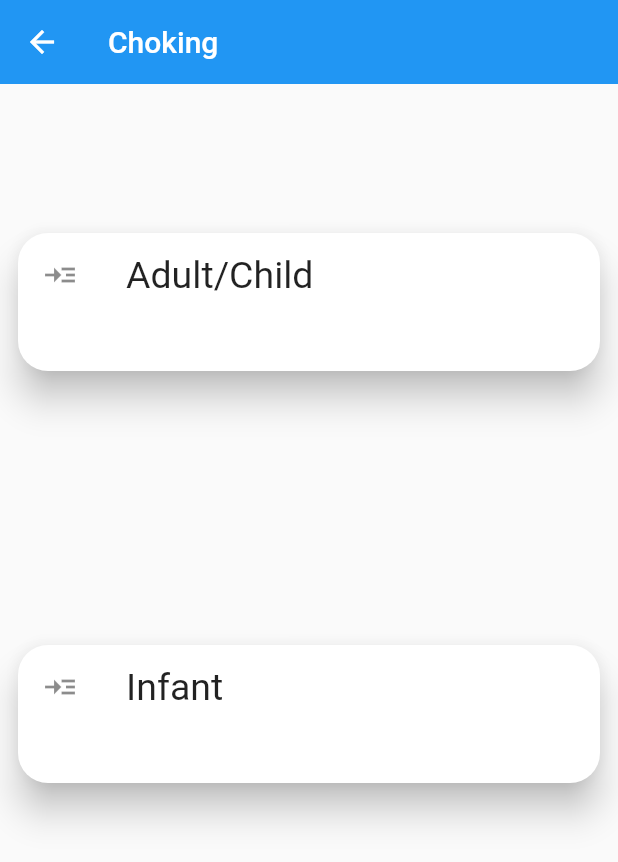
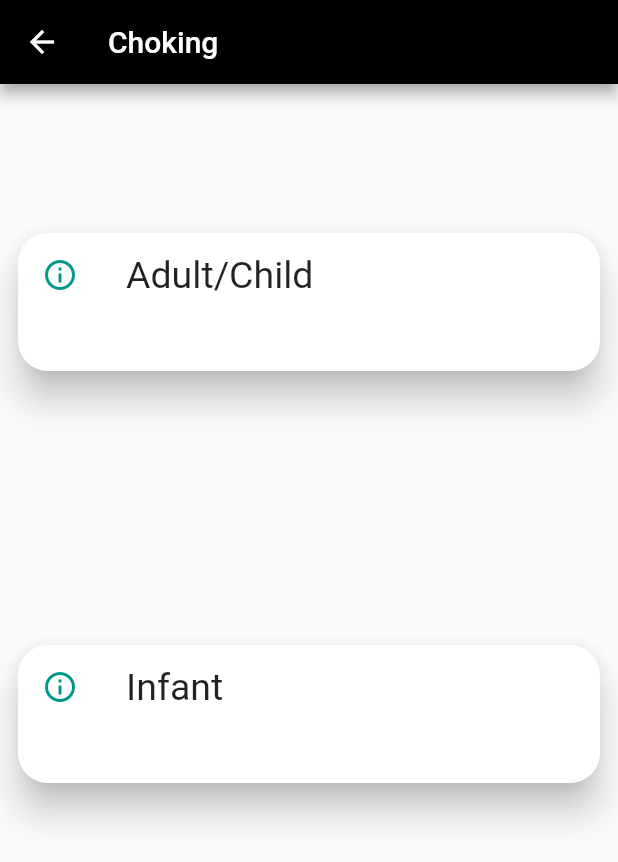
Before and after one commit to Sahim98/flutter-application, a Flutter app: the screen it shows after launch, after a tap on "Choking", on a phone screen of 412 x 824 dp. Shown: the top 862 px of the screen. Run offline on Flutter 3.47's test engine with Material 2 defaults, Android fonts, the phone set to English and light mode, and no system bars; our stand-ins replace flutter_slider_drawer, liquid_swipe; missing offline and left inert: flutter_phone_direct_caller, flutter_sms.

Commit message:
third commit

```diff
--- a/lib/Adult.dart
+++ b/lib/Adult.dart
@@ -12,6 +12,7 @@ class _AdultState extends State<Adult> {
   Widget build(BuildContext context) {
     return Scaffold(
         appBar: AppBar(
+          backgroundColor: Colors.black,
           leading: IconButton(
             icon: Icon(Icons.arrow_back),
             onPressed: () {
@@ -29,6 +30,8 @@ class _AdultState extends State<Adult> {
                 flex: 1,
                 child: new SingleChildScrollView(
                     scrollDirection: Axis.vertical,
+                            child: Padding(
+                              padding: const EdgeInsets.all(10.0),
                               child: Column(
                       children: [
                         Text(
@@ -49,6 +52,7 @@ class _AdultState extends State<Adult> {
                           ),
                         ),
                       ],
+                    ),
                             )),
               ),
             ],
--- a/lib/Choking.dart
+++ b/lib/Choking.dart
@@ -13,7 +13,8 @@ class _ChokingState extends State<Choking> {
   Widget build(BuildContext context) {
     return Scaffold(
         appBar: AppBar(
-          shadowColor: Colors.transparent,
+          shadowColor: Colors.grey,
+          backgroundColor: Colors.black,
           leading: IconButton(
             icon: Icon(Icons.arrow_back),
             onPressed: () {
@@ -28,7 +29,6 @@ class _ChokingState extends State<Choking> {
             child: Column(children: [
               Container(
                 height: MediaQuery.of(context).size.height / 3,
-
                 child: Center(
                   child: Container(
                     height: 100,
@@ -38,16 +38,19 @@ class _ChokingState extends State<Choking> {
                         borderRadius: BorderRadius.circular(20.0),
                       ),
                       child: ListTile(
-                        leading: Icon(Icons.read_more),
+                        leading: Icon(
+                          Icons.info_outline,
+                          color: Colors.teal,
+                        ),
                         title: Text(
                           'Adult/Child',
                           style: TextStyle(fontSize: 25),
                         ),
                         onTap: () {
-                           Navigator.push(
-                      context,
-                      MaterialPageRoute(builder: (context) => Adult()),
-                    );
+                          Navigator.push(
+                            context,
+                            MaterialPageRoute(builder: (context) => Adult()),
+                          );
                         },
                         // style: ListTileStyle(),
                       ),
@@ -59,7 +62,6 @@ class _ChokingState extends State<Choking> {
               //     alignment: Alignment.center, padding: EdgeInsets.all(100)),
               Container(
                 height: MediaQuery.of(context).size.height / 3,
-
                 child: Center(
                   child: Container(
                     height: 100,
@@ -69,7 +71,10 @@ class _ChokingState extends State<Choking> {
                         borderRadius: BorderRadius.circular(20.0),
                       ),
                       child: ListTile(
-                        leading: Icon(Icons.read_more),
+                        leading: Icon(
+                          Icons.info_outline,
+                          color: Colors.teal,
+                        ),
                         title: Text(
                           'Infant',
                           style: TextStyle(fontSize: 25),
--- a/lib/Favourite.dart
+++ b/lib/Favourite.dart
@@ -61,7 +61,7 @@ class Favourite extends StatelessWidget {
         ),
         child: ListTile(
           dense: true,
-          iconColor: Colors.green,
+          iconColor: Colors.teal,
           title: Text(
             name[index],
             style: TextStyle(fontSize: 20),
--- a/lib/Home.dart
+++ b/lib/Home.dart
@@ -18,7 +18,7 @@ class _HomeState extends State<Home> {
     return Scaffold(
       appBar: AppBar(
         title: Text('Home'),
-        backgroundColor: Colors.blue[300],
+        backgroundColor: Colors.teal,
       ),
       body: Container(
           child: ListView(
--- a/lib/main.dart
+++ b/lib/main.dart
@@ -54,7 +54,7 @@ class _MyAppState extends State<MyApp> {
                 Icons.home,
               ),
               label: 'Home',
-              backgroundColor: Colors.blue[300],
+              backgroundColor: Colors.teal,
             ),
             BottomNavigationBarItem(
               icon: Icon(
@@ -68,7 +68,7 @@ class _MyAppState extends State<MyApp> {
                 Icons.person,
               ),
               label: 'Profile',
-              backgroundColor: Colors.cyan[200],
+              backgroundColor: Colors.redAccent,
             ),
             BottomNavigationBarItem(
                 backgroundColor: Colors.purple[300],
```
Also changed, not shown: lib/Profile.dart (+4 -10 lines). Lines whose indentation alone changed are shown as unchanged.
